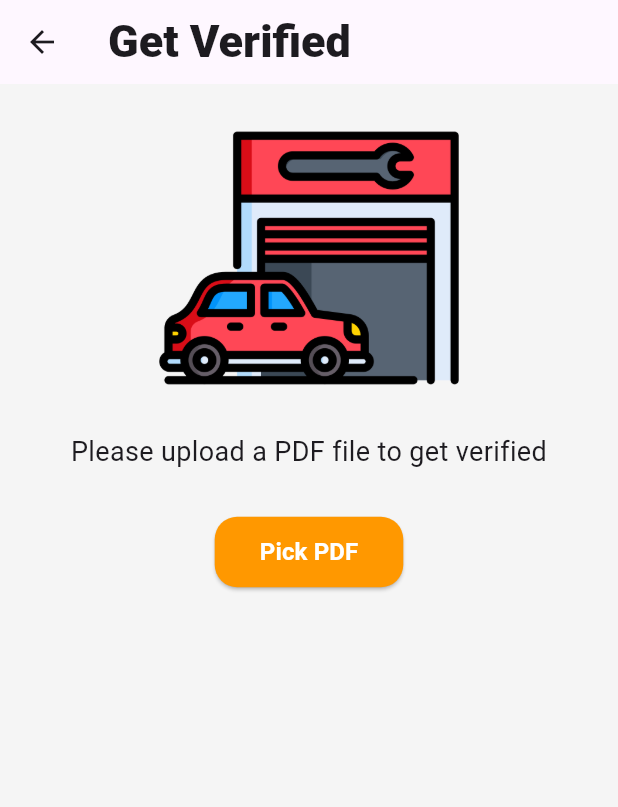
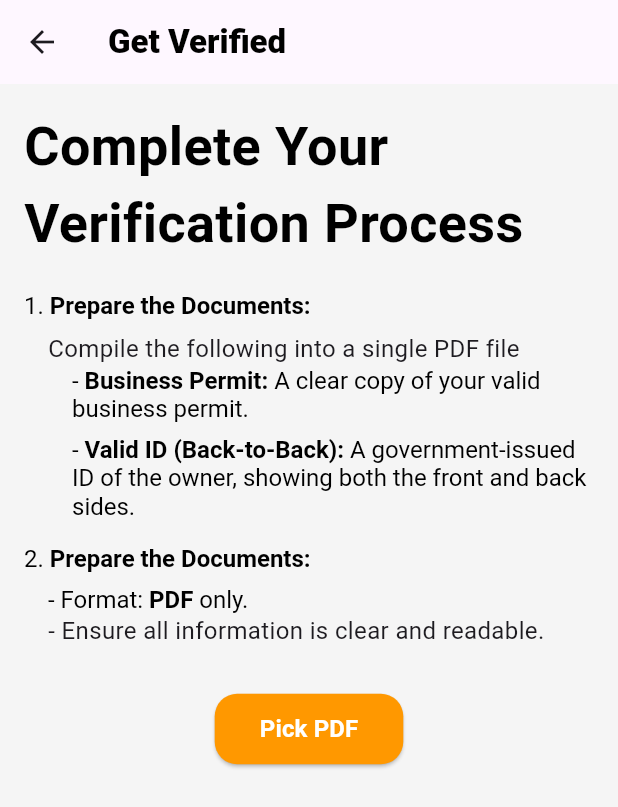
Before and after one commit to TechPyllars2024/AutoCareAutomotive, a Flutter app: the AutomotiveGetVerifiedScreen screen opened directly, on a phone screen of 412 x 824 dp. Shown: the top 807 px of the screen. Run offline on Flutter 3.47's test engine with Material 3 defaults, Android fonts, the phone set to English and light mode, and no system bars; our stand-ins replace carousel_slider, cloud_firestore, curved_navigation_bar, file_picker, firebase_auth, firebase_core and 9 more; missing offline and left inert: flutter_pannable_rating_bar, flutter_pdfview; accounts and stored records are empty.

Commit message:
Updated Get Verified

```diff
--- a/lib/ProfileManagement/screens/automotive_get_verified.dart
+++ b/lib/ProfileManagement/screens/automotive_get_verified.dart
@@ -106,8 +106,10 @@ class _AutomotiveGetVerifiedScreenState extends State<AutomotiveGetVerifiedScree
     return Scaffold(
       backgroundColor: Colors.grey.shade100,
       appBar: AppBar(
-        title: const Text('Get Verified',
-          style: TextStyle(fontWeight: FontWeight.w900, fontSize: 30),),
+        title: const Text(
+          'Get Verified',
+          style: TextStyle(fontWeight: FontWeight.w900, color: Colors.black),
+        ),
       ),
       body: Padding(
         padding: const EdgeInsets.all(16.0),
@@ -116,13 +118,122 @@ class _AutomotiveGetVerifiedScreenState extends State<AutomotiveGetVerifiedScree
             child: Column(
               mainAxisAlignment: MainAxisAlignment.center,
               children: [
-                Image.asset('lib/ProfileManagement/assets/getVerifiedCar.png', height: 200),
-                const SizedBox(height: 16),
                 const Text(
-                  'Please upload a PDF file to get verified',
-                  textAlign: TextAlign.center,
-                  style: TextStyle(fontSize: 18),
+                  'Complete Your Verification Process',
+                  style: TextStyle(
+                    fontSize: 36,
+                    fontWeight: FontWeight.bold,
+                    color: Colors.black,
+                  ),
                 ),
+                const SizedBox(height: 20),
+                Column(
+                  crossAxisAlignment: CrossAxisAlignment.start,
+                  children: [
+                    RichText(
+                      text: const TextSpan(
+                        text: '1. ',
+                        style: TextStyle(fontSize: 16, color: Colors.black),
+                        children: [
+                          TextSpan(
+                            text: 'Prepare the Documents:',
+                            style: TextStyle(fontWeight: FontWeight.bold),
+                          ),
+                        ],
+                      ),
+                    ),
+                    const Padding(
+                      padding: EdgeInsets.only(left: 16.0, top: 8),
+                      child: Text(
+                        'Compile the following into a single PDF file',
+                        style: TextStyle(fontSize: 16),
+                      ),
+                    ),
+                    Padding(
+                      padding: const EdgeInsets.only(left: 32.0),
+                      child: Column(
+                        crossAxisAlignment: CrossAxisAlignment.start,
+                        children: [
+                          RichText(
+                            text: const TextSpan(
+                              text: '- ',
+                              style: TextStyle(fontSize: 16, color: Colors.black),
+                              children: [
+                                TextSpan(
+                                  text: 'Business Permit: ',
+                                  style: TextStyle(fontWeight: FontWeight.bold),
+                                ),
+                                TextSpan(
+                                  text: 'A clear copy of your valid business permit.',
+                                ),
+                              ],
+                            ),
+                          ),
+                          const SizedBox(height: 8.0),
+                          RichText(
+                            text: const TextSpan(
+                              text: '- ',
+                              style: TextStyle(fontSize: 16, color: Colors.black),
+                              children: [
+                                TextSpan(
+                                  text: 'Valid ID (Back-to-Back): ',
+                                  style: TextStyle(fontWeight: FontWeight.bold),
+                                ),
+                                TextSpan(
+                                  text: 'A government-issued ID of the owner, showing both the front and back sides.',
+                                ),
+                              ],
+                            ),
+                          ),
+                        ],
+                      ),
+                    ),
+
+                    const SizedBox(height: 16.0),
+
+                    RichText(
+                      text: const TextSpan(
+                        text: '2. ',
+                        style: TextStyle(fontSize: 16, color: Colors.black),
+                        children: [
+                          TextSpan(
+                            text: 'Prepare the Documents:',
+                            style: TextStyle(fontWeight: FontWeight.bold),
+                          ),
+                        ],
+                      ),
+                    ),
+
+                    Padding(
+                      padding: const EdgeInsets.only(left: 16.0, top: 8),
+                      child: Column(
+                        crossAxisAlignment: CrossAxisAlignment.start,
+                        children: [
+                          RichText(
+                            text: const TextSpan(
+                              text: '- Format: ',
+                              style: TextStyle(fontSize: 16, color: Colors.black),
+                              children: [
+                                TextSpan(
+                                  text: 'PDF',
+                                  style: TextStyle(fontWeight: FontWeight.bold),
+                                ),
+                                TextSpan(
+                                  text: ' only.',
+                                ),
+                              ],
+                            ),
+                          ),
+                          const Text(
+                            '- Ensure all information is clear and readable.',
+                            style: TextStyle(fontSize: 16),
+                          ),
+                        ],
+                      ),
+                    ),
+                  ],
+                ),
+
                 const SizedBox(height: 30),
 
                 ElevatedButton(
```
